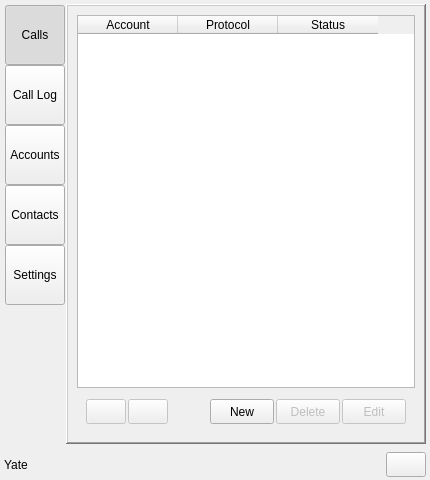
itds-consulting/yate, file share/skins/default/qt4client.ui: the form before one commit.
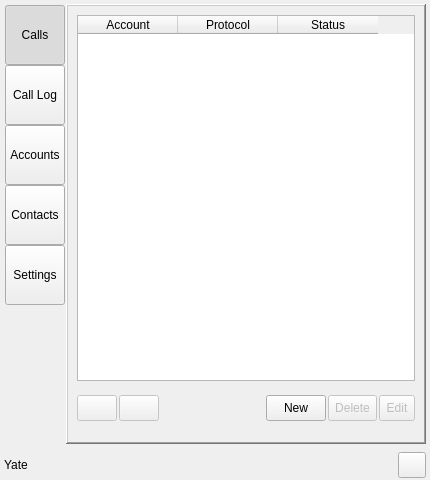
The form after the commit. The open tabs and pages were chosen to show the change. Icons and pictures are not drawn.

Commit message: Modified the look of buttons and the size of the text displaying on the buttons. Modified layout of the confirm and message windows. Fixes layout issues in the native style on Mac OS X.

```diff
--- a/share/skins/default/qt4client.ui
+++ b/share/skins/default/qt4client.ui
@@ -1953,32 +1953,32 @@
               <number>2</number>
              </property>
              <property name="leftMargin" >
-              <number>9</number>
+              <number>0</number>
              </property>
              <property name="topMargin" >
-              <number>9</number>
+              <number>12</number>
              </property>
              <property name="rightMargin" >
-              <number>9</number>
+              <number>0</number>
              </property>
              <property name="bottomMargin" >
-              <number>9</number>
+              <number>12</number>
              </property>
              <item>
-              <widget class="QPushButton" name="acc_login" >
+              <widget class="QToolButton" name="acc_login" >
                <property name="enabled" >
                 <bool>false</bool>
                </property>
                <property name="minimumSize" >
                 <size>
-                 <width>0</width>
-                 <height>25</height>
+                 <width>40</width>
+                 <height>26</height>
                 </size>
                </property>
                <property name="maximumSize" >
                 <size>
-                 <width>50</width>
-                 <height>25</height>
+                 <width>40</width>
+                 <height>26</height>
                 </size>
                </property>
                <property name="toolTip" >
@@ -1999,20 +1999,20 @@
               </widget>
              </item>
              <item>
-              <widget class="QPushButton" name="acc_logout" >
+              <widget class="QToolButton" name="acc_logout" >
                <property name="enabled" >
                 <bool>false</bool>
                </property>
                <property name="minimumSize" >
                 <size>
-                 <width>0</width>
-                 <height>25</height>
+                 <width>40</width>
+                 <height>26</height>
                 </size>
                </property>
                <property name="maximumSize" >
                 <size>
-                 <width>50</width>
-                 <height>25</height>
+                 <width>40</width>
+                 <height>26</height>
                 </size>
                </property>
                <property name="toolTip" >
@@ -2027,7 +2027,7 @@
                <property name="iconSize" >
                 <size>
                  <width>20</width>
-                 <height>20</height>
+                 <height>18</height>
                 </size>
                </property>
               </widget>
@@ -2046,17 +2046,17 @@
               </spacer>
              </item>
              <item>
-              <widget class="QPushButton" name="acc_new" >
+              <widget class="QToolButton" name="acc_new" >
                <property name="minimumSize" >
                 <size>
-                 <width>0</width>
-                 <height>25</height>
+                 <width>60</width>
+                 <height>26</height>
                 </size>
                </property>
                <property name="maximumSize" >
                 <size>
-                 <width>64</width>
-                 <height>25</height>
+                 <width>59</width>
+                 <height>26</height>
                 </size>
                </property>
                <property name="toolTip" >
@@ -2074,23 +2074,26 @@
                  <height>16</height>
                 </size>
                </property>
+               <property name="toolButtonStyle" >
+                <enum>Qt::ToolButtonTextBesideIcon</enum>
+               </property>
               </widget>
              </item>
              <item>
-              <widget class="QPushButton" name="acc_del" >
+              <widget class="QToolButton" name="acc_del" >
                <property name="enabled" >
                 <bool>false</bool>
                </property>
                <property name="minimumSize" >
                 <size>
                  <width>0</width>
-                 <height>25</height>
+                 <height>26</height>
                 </size>
                </property>
                <property name="maximumSize" >
                 <size>
-                 <width>64</width>
-                 <height>25</height>
+                 <width>74</width>
+                 <height>26</height>
                 </size>
                </property>
                <property name="toolTip" >
@@ -2108,26 +2111,29 @@
                  <height>20</height>
                 </size>
                </property>
+               <property name="toolButtonStyle" >
+                <enum>Qt::ToolButtonTextBesideIcon</enum>
+               </property>
                <property name="_yate_identity" stdset="0" >
                 <string>deleteselecteditem:accounts:</string>
                </property>
               </widget>
              </item>
              <item>
-              <widget class="QPushButton" name="acc_edit" >
+              <widget class="QToolButton" name="acc_edit" >
                <property name="enabled" >
                 <bool>false</bool>
                </property>
                <property name="minimumSize" >
                 <size>
                  <width>0</width>
-                 <height>25</height>
+                 <height>26</height>
                 </size>
                </property>
                <property name="maximumSize" >
                 <size>
-                 <width>64</width>
-                 <height>25</height>
+                 <width>70</width>
+                 <height>26</height>
                 </size>
                </property>
                <property name="toolTip" >
@@ -2139,6 +2145,9 @@
                <property name="icon" >
                 <iconset>edit.png</iconset>
                </property>
+               <property name="toolButtonStyle" >
+                <enum>Qt::ToolButtonTextBesideIcon</enum>
+               </property>
               </widget>
              </item>
             </layout>
@@ -2739,7 +2748,7 @@
      </property>
      <property name="minimumSize" >
       <size>
-       <width>16</width>
+       <width>25</width>
        <height>32</height>
       </size>
      </property>
@@ -2751,7 +2760,7 @@
      </property>
      <layout class="QHBoxLayout" >
       <property name="spacing" >
-       <number>0</number>
+       <number>1</number>
       </property>
       <property name="leftMargin" >
        <number>4</number>
@@ -2791,14 +2800,14 @@
         </property>
         <property name="sizeHint" >
          <size>
-          <width>191</width>
+          <width>190</width>
           <height>20</height>
          </size>
         </property>
        </spacer>
       </item>
       <item>
-       <widget class="QPushButton" name="toggle_show_help" >
+       <widget class="QToolButton" name="toggle_show_help" >
         <property name="sizePolicy" >
          <sizepolicy vsizetype="Fixed" hsizetype="Fixed" >
           <horstretch>0</horstretch>
@@ -2807,14 +2816,14 @@
         </property>
         <property name="minimumSize" >
          <size>
-          <width>25</width>
-          <height>25</height>
+          <width>26</width>
+          <height>26</height>
          </size>
         </property>
         <property name="maximumSize" >
          <size>
           <width>16777215</width>
-          <height>25</height>
+          <height>26</height>
          </size>
         </property>
         <property name="toolTip" >
@@ -2826,6 +2835,12 @@
         <property name="icon" >
          <iconset>quest.png</iconset>
         </property>
+        <property name="iconSize" >
+         <size>
+          <width>20</width>
+          <height>20</height>
+         </size>
+        </property>
         <property name="checkable" >
          <bool>true</bool>
         </property>
```
Left out of the diff: 139 changed lines with no effect on the pictures. The commit also changes 6 other files.
